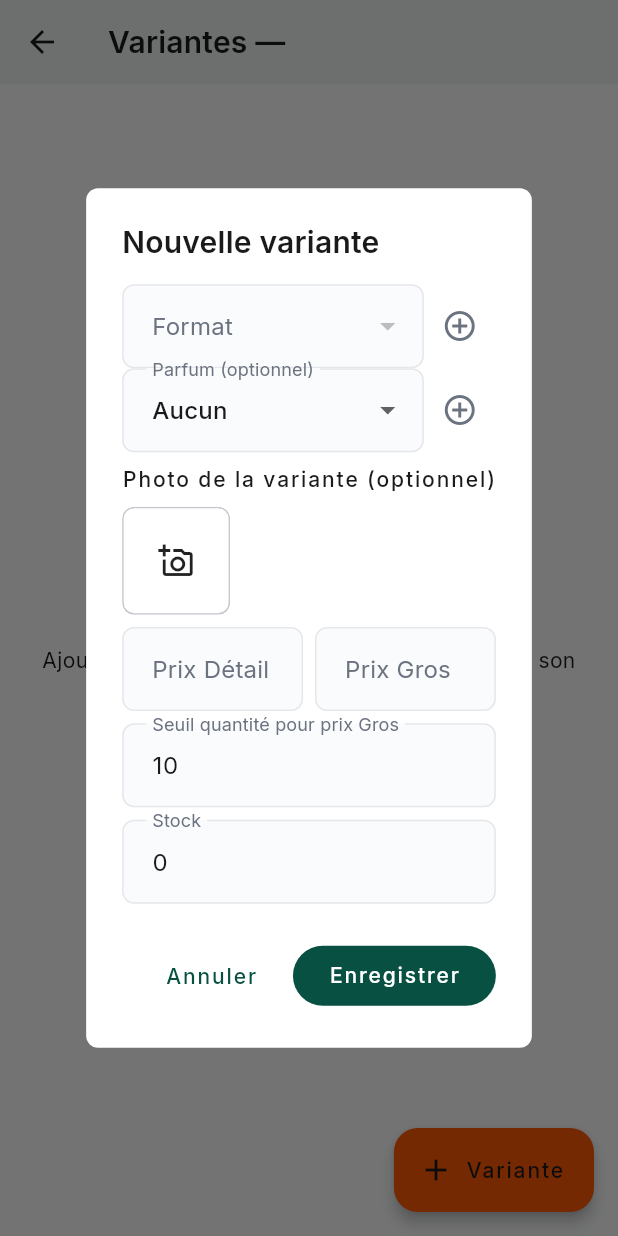
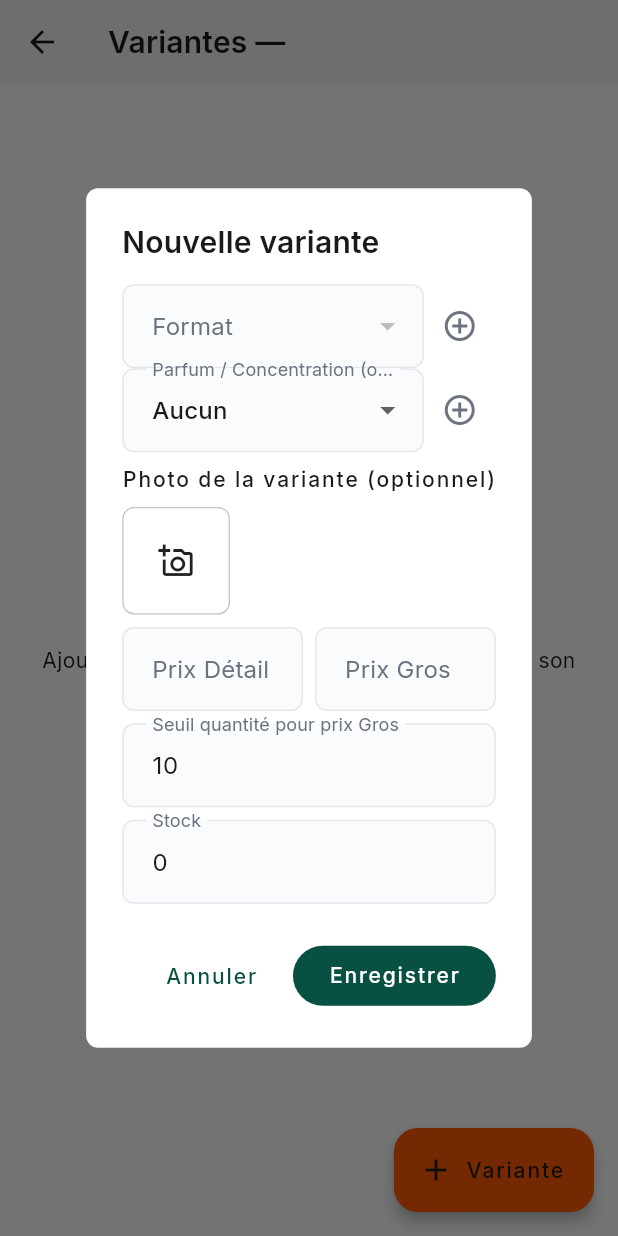
Before and after one commit to Anju-codermad/AkoraHub-app, a Flutter app: the ProductVariantsScreen screen opened directly with empty values, after a tap on "Variante", on a phone screen of 412 x 824 dp. Run offline on Flutter 3.47's test engine with Material 3 defaults, Android fonts, the phone set to English and light mode, and no system bars; our stand-ins replace app_links, audioplayers, cached_network_image, connectivity_plus, file_picker, firebase_core and 21 more; missing offline and left inert: agora_rtc_engine, mobile_scanner, record, screen_protector; accounts and stored records are empty; network calls fail.

Commit message:
fix: clarifier le champ Parfum pour les produits à concentration
Le champ "Parfum" (pensé pour les senteurs) sert aussi d'axe pour les
concentrations/degrés (Eau de Javel, Peroxyde d'hydrogène — phase179),
mais son libellé prêtait à confusion et poussait à mettre la
concentration dans "Format" à la place, mélangeant conditionnement et
concentration dans le même menu déroulant côté client. Libellé
renommé "Parfum / Concentration" (écran Variantes + fiche produit
client) — n'affecte pas les données déjà en base, seulement la
prochaine saisie.

```diff
--- a/lib/presentation/client_home/product_detail_client.dart
+++ b/lib/presentation/client_home/product_detail_client.dart
@@ -452,7 +452,7 @@ class _ProductDetailClientState extends ConsumerState<ProductDetailClient> {
                 ),
                 if (_availableParfums.isNotEmpty) ...[
                   SizedBox(height: 1.5.h),
-                  Text('Parfum', style: theme.textTheme.titleSmall),
+                  Text('Parfum / Concentration', style: theme.textTheme.titleSmall),
                   SizedBox(height: 0.5.h),
                   DropdownButtonFormField<String>(
                     initialValue: _selectedParfumId,
--- a/lib/presentation/product_management_real/product_variants_screen.dart
+++ b/lib/presentation/product_management_real/product_variants_screen.dart
@@ -211,7 +211,7 @@ class _ProductVariantsScreenState
                       child: DropdownButtonFormField<String>(
                         initialValue: selectedParfumId,
                         decoration: const InputDecoration(
-                            labelText: 'Parfum (optionnel)'),
+                            labelText: 'Parfum / Concentration (optionnel)'),
                         items: [
                           const DropdownMenuItem<String>(
                             value: null,
```
